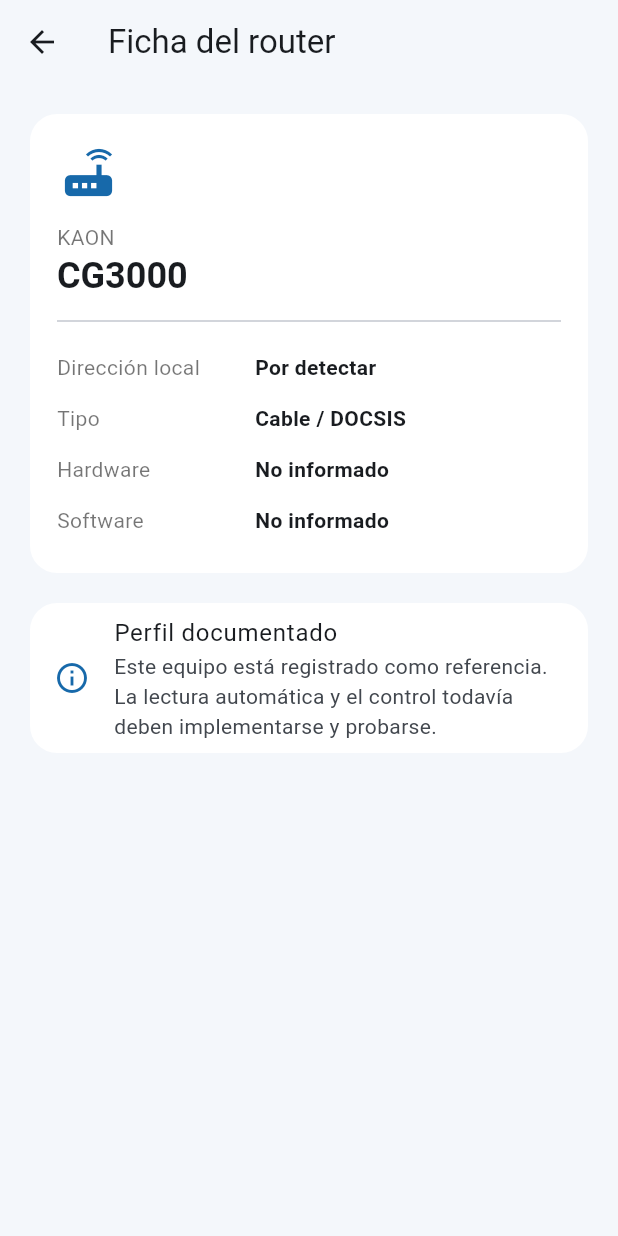
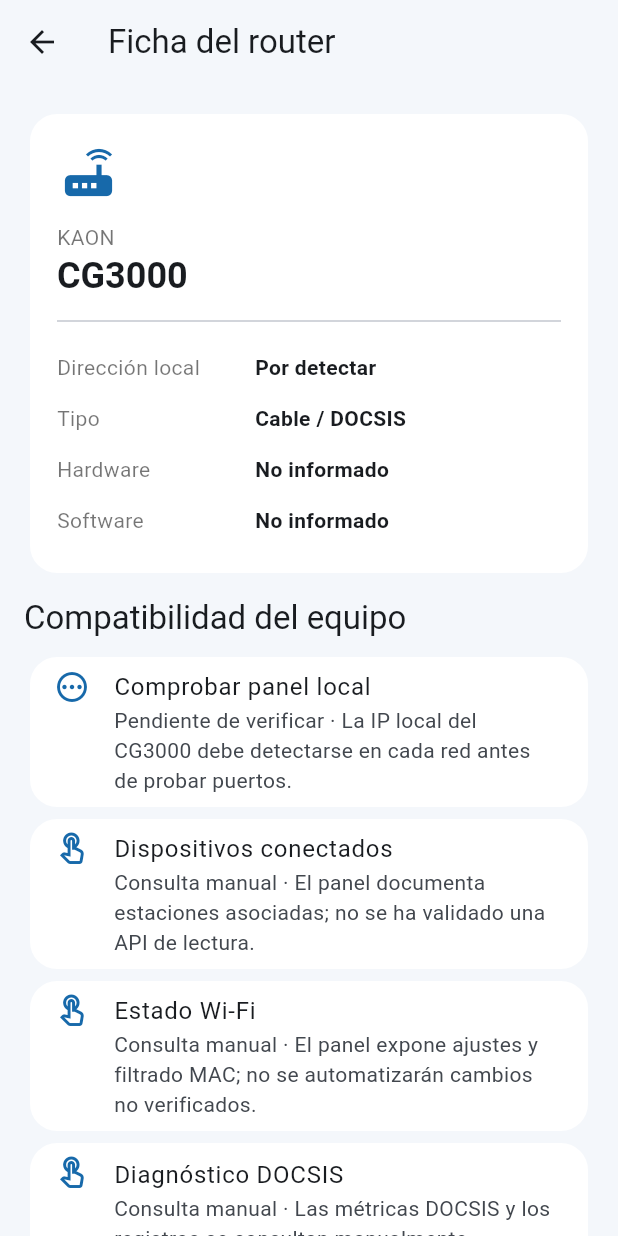
Before and after one commit to SencMed/WIFI-CONTROL, a Flutter app: the screen it shows after launch, after a tap on an icon or button, on a phone screen of 412 x 824 dp. Run offline on Flutter 3.47's test engine with Material 3 defaults, Android fonts, the phone set to English and light mode, and no system bars; our stand-ins replace permission_handler; missing offline and left inert: network_info_plus.

Commit message:
Show router adapter capability status

```diff
--- a/lib/screens/router_detail_screen.dart
+++ b/lib/screens/router_detail_screen.dart
@@ -1,5 +1,7 @@
 import 'package:flutter/material.dart';
+import '../models/router_capability.dart';
 import '../models/router_profile.dart';
+import '../services/router_registry.dart';
 
 class RouterDetailScreen extends StatelessWidget {
   final RouterProfile profile;
@@ -7,6 +9,7 @@ class RouterDetailScreen extends StatelessWidget {
 
   @override
   Widget build(BuildContext context) {
+    final adapter = RouterRegistry.adapterFor(profile);
     return Scaffold(
       appBar: AppBar(title: const Text('Ficha del router')),
       body: ListView(
@@ -15,26 +18,85 @@ class RouterDetailScreen extends StatelessWidget {
           Card(
             child: Padding(
               padding: const EdgeInsets.all(18),
-              child: Column(crossAxisAlignment: CrossAxisAlignment.start, children: [
+              child: Column(
+                crossAxisAlignment: CrossAxisAlignment.start,
+                children: [
                   const Icon(Icons.router, size: 42, color: Color(0xFF1769AA)),
                   const SizedBox(height: 12),
-                Text(profile.manufacturer, style: const TextStyle(color: Colors.black54)),
-                Text(profile.model, style: Theme.of(context).textTheme.headlineSmall?.copyWith(fontWeight: FontWeight.bold)),
+                  Text(profile.manufacturer,
+                      style: const TextStyle(color: Colors.black54)),
+                  Text(profile.model,
+                      style: Theme.of(context).textTheme.headlineSmall?.copyWith(
+                            fontWeight: FontWeight.bold,
+                          )),
                   const Divider(height: 28),
                   _InfoRow('Dirección local', profile.localAddress),
                   _InfoRow('Tipo', profile.connectionType),
-                _InfoRow('Hardware', profile.hardwareVersion.isEmpty ? 'No informado' : profile.hardwareVersion),
-                _InfoRow('Software', profile.softwareVersion.isEmpty ? 'No informado' : profile.softwareVersion),
-              ]),
+                  _InfoRow('Hardware', profile.hardwareVersion.isEmpty
+                      ? 'No informado'
+                      : profile.hardwareVersion),
+                  _InfoRow('Software', profile.softwareVersion.isEmpty
+                      ? 'No informado'
+                      : profile.softwareVersion),
+                ],
+              ),
             ),
           ),
           const SizedBox(height: 12),
-          const Card(child: ListTile(
-            leading: Icon(Icons.info_outline, color: Color(0xFF1769AA)),
-            title: Text('Perfil documentado'),
-            subtitle: Text('Este equipo está registrado como referencia. La lectura automática y el control todavía deben implementarse y probarse.'),
-          )),
+          Text('Compatibilidad del equipo',
+              style: Theme.of(context).textTheme.titleLarge),
+          const SizedBox(height: 8),
+          if (adapter == null)
+            const Card(
+              child: ListTile(
+                leading: Icon(Icons.help_outline),
+                title: Text('Adaptador no disponible'),
+                subtitle: Text('Este modelo aún no tiene un adaptador registrado.'),
+              ),
+            )
+          else
+            ...adapter.capabilities.map((capability) =>
+                _CapabilityTile(capability: capability)),
+          const SizedBox(height: 8),
+          const Card(
+            child: ListTile(
+              leading: Icon(Icons.shield_outlined, color: Color(0xFF1769AA)),
+              title: Text('Modo seguro'),
+              subtitle: Text(
+                'Por ahora solo se comprueba la conectividad del panel. '
+                'No se envían contraseñas ni se modifican ajustes del router. '
+                'Las funciones no verificadas se muestran como manuales.',
+              ),
+            ),
+          ),
         ],
+      ),
+    );
+  }
+}
+
+class _CapabilityTile extends StatelessWidget {
+  final RouterCapability capability;
+  const _CapabilityTile({required this.capability});
+
+  @override
+  Widget build(BuildContext context) {
+    final (icon, label) = switch (capability.state) {
+      RouterCapabilityState.available =>
+        (Icons.check_circle_outline, 'Prueba disponible'),
+      RouterCapabilityState.manualOnly =>
+        (Icons.touch_app_outlined, 'Consulta manual'),
+      RouterCapabilityState.notVerified =>
+        (Icons.pending_outlined, 'Pendiente de verificar'),
+      RouterCapabilityState.unavailable =>
+        (Icons.block_outlined, 'No disponible'),
+    };
+    return Card(
+      child: ListTile(
+        leading: Icon(icon, color: const Color(0xFF1769AA)),
+        title: Text(capability.name),
+        subtitle: Text('$label · ${capability.explanation}'),
+        isThreeLine: true,
       ),
     );
   }
@@ -48,9 +110,18 @@ class _InfoRow extends StatelessWidget {
   @override
   Widget build(BuildContext context) => Padding(
         padding: const EdgeInsets.symmetric(vertical: 7),
-    child: Row(crossAxisAlignment: CrossAxisAlignment.start, children: [
-      SizedBox(width: 132, child: Text(label, style: const TextStyle(color: Colors.black54))),
-      Expanded(child: Text(value, style: const TextStyle(fontWeight: FontWeight.w600))),
-    ]),
+        child: Row(
+          crossAxisAlignment: CrossAxisAlignment.start,
+          children: [
+            SizedBox(
+              width: 132,
+              child: Text(label, style: const TextStyle(color: Colors.black54)),
+            ),
+            Expanded(
+              child: Text(value,
+                  style: const TextStyle(fontWeight: FontWeight.w600)),
+            ),
+          ],
+        ),
       );
 }
```
Lines whose indentation alone changed are shown as unchanged.
